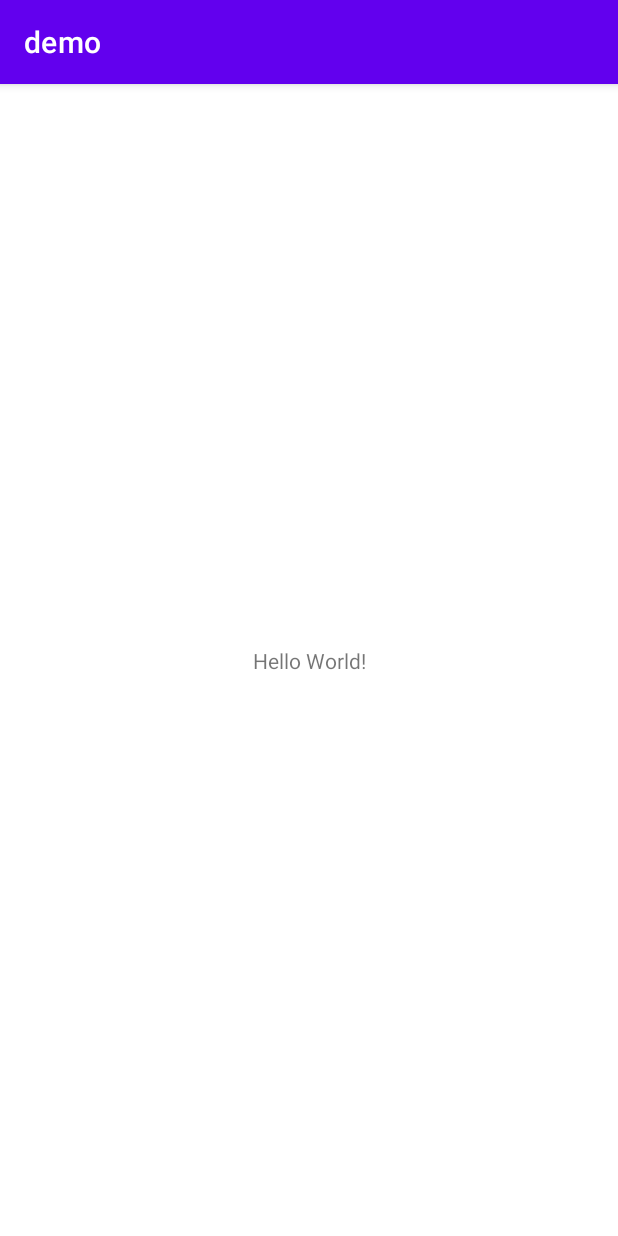
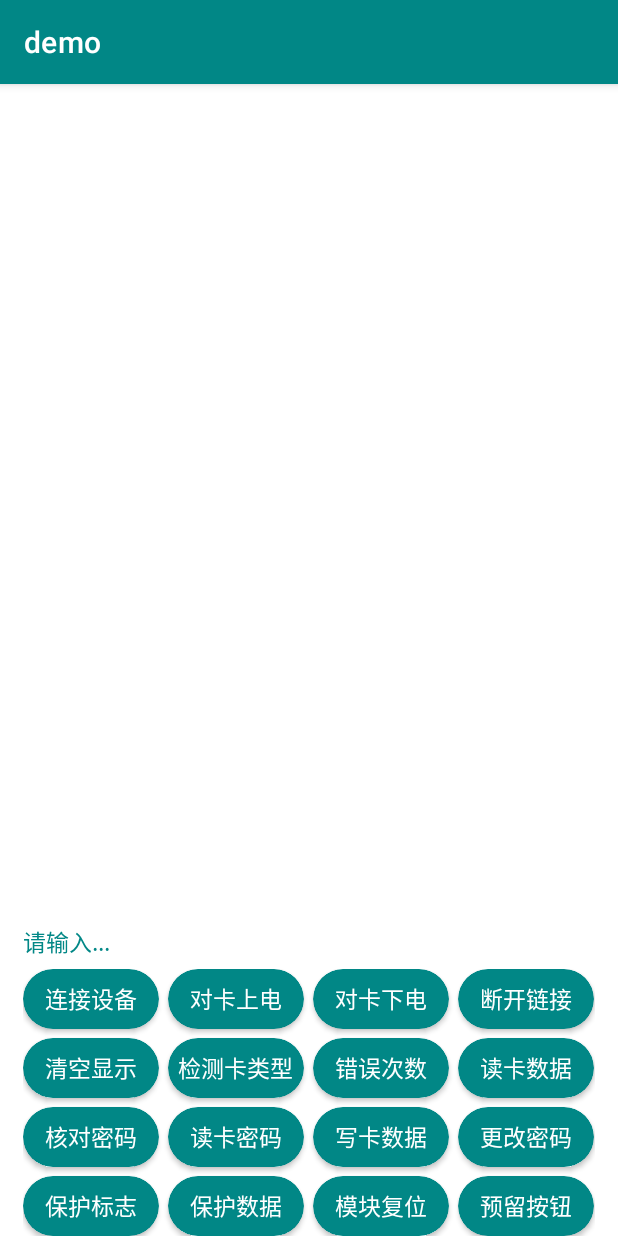
Before and after one commit to zxfh/BleDemo, an Android app: the screen it shows after launch (MainActivity), on a phone screen of 412 x 824 dp. Run offline under Robolectric (Android 15) with nearby library versions, the phone set to English and light mode, and no system bars.

Commit message:
【Sprint0.0.2】按钮布局.

```diff
--- /dev/null
+++ b/app/src/main/java/com/zxfh/demo/CardAdapter.kt
@@ -0,0 +1,26 @@
+package com.zxfh.demo
+
+import android.content.Context
+import android.view.LayoutInflater
+import android.view.View
+import android.view.ViewGroup
+import android.widget.ArrayAdapter
+import android.widget.TextView
+
+class CardAdapter(context: Context, objects: ArrayList<CardModel>) :
+    ArrayAdapter<CardModel>(context, 0, objects) {
+
+
+    override fun getView(position: Int, convertView: View?, parent: ViewGroup): View {
+        var item = convertView
+        if (item == null) {
+            item = LayoutInflater.from(context).inflate(R.layout.card_item, parent, false)
+        }
+        val cardModel = getItem(position)
+        item?.apply {
+            findViewById<TextView>(R.id.tv_card).apply { text = cardModel?.name }
+            setOnClickListener {  }
+        }
+        return item!!
+    }
+}
--- /dev/null
+++ b/app/src/main/java/com/zxfh/demo/CardModel.kt
@@ -0,0 +1,3 @@
+package com.zxfh.demo
+
+class CardModel(val id: Int, val name: String)
--- a/app/src/main/java/com/zxfh/demo/MainActivity.kt
+++ b/app/src/main/java/com/zxfh/demo/MainActivity.kt
@@ -2,10 +2,45 @@ package com.zxfh.demo
 
 import androidx.appcompat.app.AppCompatActivity
 import android.os.Bundle
+import android.widget.GridView
 
 class MainActivity : AppCompatActivity() {
+    var cardsView: GridView? = null
     override fun onCreate(savedInstanceState: Bundle?) {
         super.onCreate(savedInstanceState)
         setContentView(R.layout.activity_main)
+        cardsView = findViewById(R.id.gv_container)
+        val cardList = initData()
+        val cardAdapter = CardAdapter(this, cardList)
+        cardsView?.adapter = cardAdapter
+    }
+
+    /**
+     * 初始化数据源
+     * @return ArrayList<CardModel>
+     */
+    private fun initData() : ArrayList<CardModel> {
+        return ArrayList<CardModel>().apply {
+
+            add(CardModel(1001, "连接设备"))
+            add(CardModel(1002, "对卡上电"))
+            add(CardModel(1003, "对卡下电"))
+            add(CardModel(1004, "断开链接"))
+            add(CardModel(1005, "清空显示"))
+
+            add(CardModel(2001, "检测卡类型"))
+            add(CardModel(2002, "错误次数"))
+            add(CardModel(2003, "读卡数据"))
+            add(CardModel(2004, "核对密码"))
+            add(CardModel(2005, "读卡密码"))
+
+            add(CardModel(3001, "写卡数据"))
+            add(CardModel(3002, "更改密码"))
+            add(CardModel(3003, "保护标志"))
+            add(CardModel(3004, "保护数据"))
+            add(CardModel(3005, "模块复位"))
+
+            add(CardModel(4001, "预留按钮"))
+        }
     }
 }
--- a/app/src/main/res/layout/activity_main.xml
+++ b/app/src/main/res/layout/activity_main.xml
@@ -1,18 +1,37 @@
 <?xml version="1.0" encoding="utf-8"?>
-<androidx.constraintlayout.widget.ConstraintLayout xmlns:android="http://schemas.android.com/apk/res/android"
+<LinearLayout xmlns:android="http://schemas.android.com/apk/res/android"
     xmlns:app="http://schemas.android.com/apk/res-auto"
     xmlns:tools="http://schemas.android.com/tools"
     android:layout_width="match_parent"
     android:layout_height="match_parent"
+    android:orientation="vertical"
     tools:context=".MainActivity">
 
-    <TextView
-        android:layout_width="wrap_content"
-        android:layout_height="wrap_content"
-        android:text="Hello World!"
-        app:layout_constraintBottom_toBottomOf="parent"
-        app:layout_constraintLeft_toLeftOf="parent"
-        app:layout_constraintRight_toRightOf="parent"
-        app:layout_constraintTop_toTopOf="parent" />
+    <LinearLayout
+        android:layout_width="match_parent"
+        android:layout_height="match_parent"
+        android:layout_marginStart="15dp"
+        android:layout_marginEnd="15dp"
+        android:orientation="vertical">
 
-</androidx.constraintlayout.widget.ConstraintLayout>
+        <TextView
+            android:layout_width="match_parent"
+            android:layout_height="wrap_content"
+            android:layout_weight="1"/>
+
+        <TextView
+            android:id="@+id/tv_tips"
+            android:layout_width="wrap_content"
+            android:layout_height="30dp"
+            android:text="请输入..."
+            android:textSize="15dp"
+            android:textColor="@color/design_default_color_secondary_variant"/>
+        <GridView
+            android:id="@+id/gv_container"
+            android:layout_width="match_parent"
+            android:layout_height="wrap_content"
+            android:horizontalSpacing="6dp"
+            android:numColumns="4"
+            android:verticalSpacing="6dp" />
+    </LinearLayout>
+</LinearLayout>
--- /dev/null
+++ b/app/src/main/res/layout/card_item.xml
@@ -0,0 +1,20 @@
+<?xml version="1.0" encoding="utf-8"?>
+<androidx.cardview.widget.CardView xmlns:android="http://schemas.android.com/apk/res/android"
+    xmlns:app="http://schemas.android.com/apk/res-auto"
+    android:layout_width="match_parent"
+    android:layout_height="40dp"
+    android:clickable="true"
+    android:foreground="?android:attr/selectableItemBackground"
+    app:cardBackgroundColor="@color/teal_700"
+    app:cardCornerRadius="20dp">
+
+    <TextView
+        android:id="@+id/tv_card"
+        android:layout_width="wrap_content"
+        android:layout_height="wrap_content"
+        android:layout_gravity="center"
+        android:text="function1"
+        android:textColor="#FFFFFF"
+        android:textSize="15dp" />
+
+</androidx.cardview.widget.CardView>
--- a/app/src/main/res/values/themes.xml
+++ b/app/src/main/res/values/themes.xml
@@ -2,13 +2,13 @@
     <!-- Base application theme. -->
     <style name="Theme.Demo" parent="Theme.MaterialComponents.DayNight.DarkActionBar">
         <!-- Primary brand color. -->
-        <item name="colorPrimary">@color/purple_500</item>
-        <item name="colorPrimaryVariant">@color/purple_700</item>
+        <item name="colorPrimary">@color/teal_700</item>
+        <item name="colorPrimaryVariant">@color/teal_700</item>
         <item name="colorOnPrimary">@color/white</item>
         <!-- Secondary brand color. -->
-        <item name="colorSecondary">@color/teal_200</item>
+        <item name="colorSecondary">@color/teal_700</item>
         <item name="colorSecondaryVariant">@color/teal_700</item>
-        <item name="colorOnSecondary">@color/black</item>
+        <item name="colorOnSecondary">@color/white</item>
         <!-- Status bar color. -->
         <item name="android:statusBarColor" tools:targetApi="l">?attr/colorPrimaryVariant</item>
         <!-- Customize your theme here. -->
```
